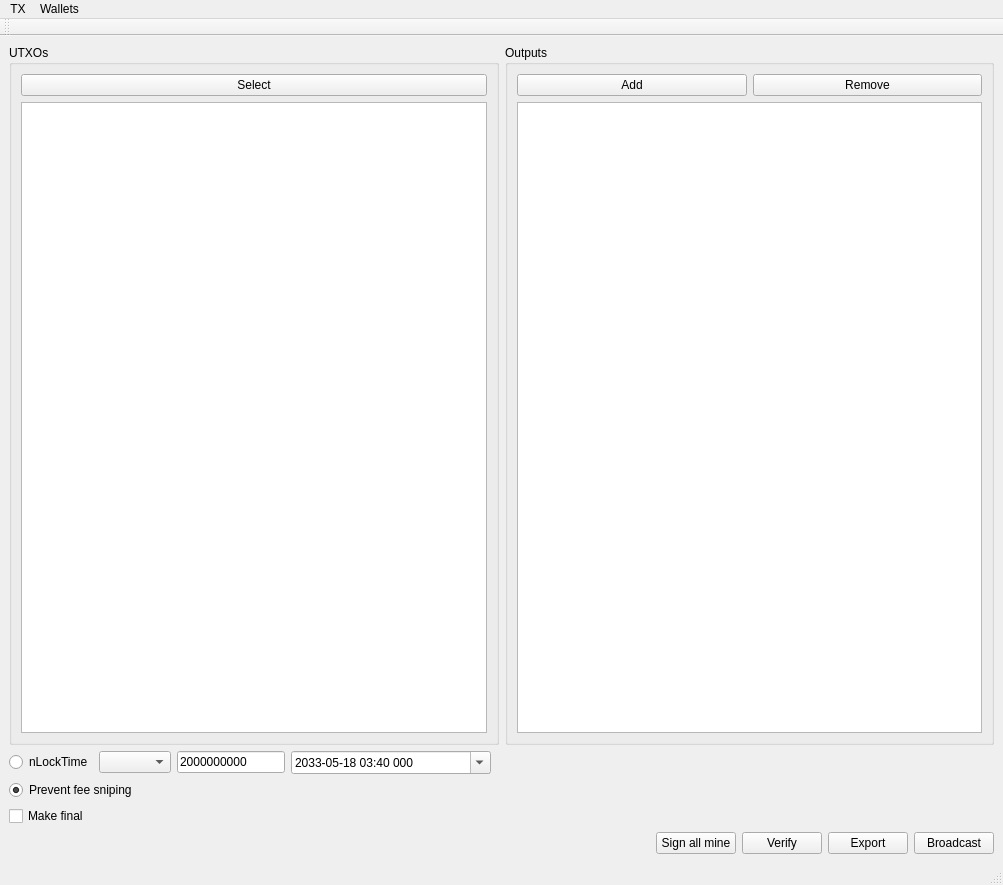
This is ui/mainwindow.ui in gbizzotto/ourWallet as Qt 5 draws it before an edit. The edited form follows.
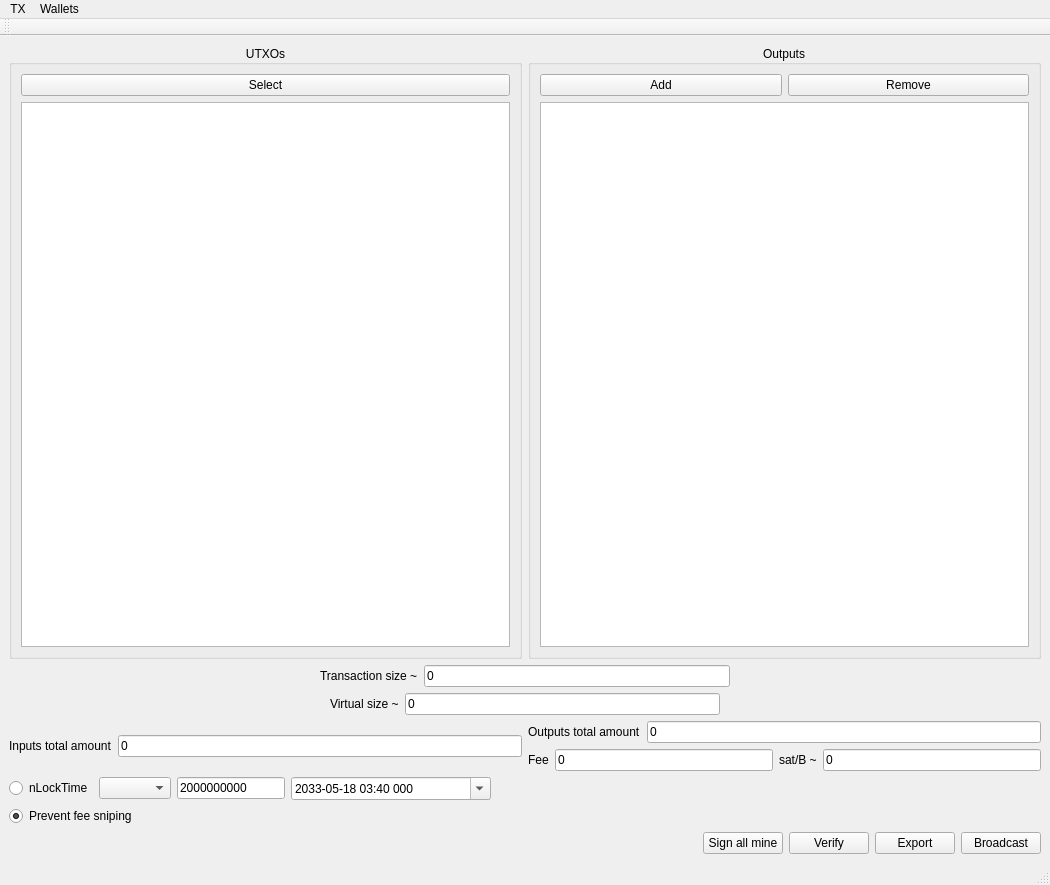
This is the edited form.

What changed in the file:
```diff
--- a/ui/mainwindow.ui
+++ b/ui/mainwindow.ui
@@ -6,7 +6,7 @@
    <rect>
     <x>0</x>
     <y>0</y>
-    <width>1003</width>
+    <width>1050</width>
     <height>885</height>
    </rect>
   </property>
@@ -24,6 +24,9 @@
           <property name="title">
            <string>UTXOs</string>
           </property>
+          <property name="alignment">
+           <set>Qt::AlignCenter</set>
+          </property>
           <layout class="QVBoxLayout" name="verticalLayout_4">
            <item>
             <widget class="QPushButton" name="selectUTXOsPushButton">
@@ -34,6 +37,15 @@
            </item>
            <item>
             <widget class="QTableWidget" name="UTXOsTableWidget">
+             <property name="sizePolicy">
+              <sizepolicy hsizetype="Expanding" vsizetype="Expanding">
+               <horstretch>0</horstretch>
+               <verstretch>0</verstretch>
+              </sizepolicy>
+             </property>
+             <property name="sizeAdjustPolicy">
+              <enum>QAbstractScrollArea::AdjustIgnored</enum>
+             </property>
              <property name="editTriggers">
               <set>QAbstractItemView::NoEditTriggers</set>
              </property>
@@ -43,6 +55,15 @@
              <property name="selectionMode">
               <enum>QAbstractItemView::MultiSelection</enum>
              </property>
+             <property name="selectionBehavior">
+              <enum>QAbstractItemView::SelectRows</enum>
+             </property>
+             <attribute name="horizontalHeaderStretchLastSection">
+              <bool>true</bool>
+             </attribute>
+             <attribute name="verticalHeaderVisible">
+              <bool>false</bool>
+             </attribute>
             </widget>
            </item>
           </layout>
@@ -53,6 +74,9 @@
           <property name="title">
            <string>Outputs</string>
           </property>
+          <property name="alignment">
+           <set>Qt::AlignCenter</set>
+          </property>
           <property name="flat">
            <bool>false</bool>
           </property>
@@ -79,10 +103,25 @@
             </layout>
            </item>
            <item>
-            <widget class="QListWidget" name="outputsListWidget">
+            <widget class="QTableWidget" name="outputsTableWidget">
+             <property name="sizePolicy">
+              <sizepolicy hsizetype="Expanding" vsizetype="Expanding">
+               <horstretch>0</horstretch>
+               <verstretch>0</verstretch>
+              </sizepolicy>
+             </property>
              <property name="alternatingRowColors">
               <bool>true</bool>
              </property>
+             <property name="selectionBehavior">
+              <enum>QAbstractItemView::SelectRows</enum>
+             </property>
+             <attribute name="horizontalHeaderStretchLastSection">
+              <bool>true</bool>
+             </attribute>
+             <attribute name="verticalHeaderVisible">
+              <bool>false</bool>
+             </attribute>
             </widget>
            </item>
           </layout>
@@ -90,6 +129,176 @@
         </item>
        </layout>
       </item>
+      <item>
+       <layout class="QHBoxLayout" name="horizontalLayout_9">
+        <item>
+         <widget class="QWidget" name="widget_4" native="true">
+          <property name="sizePolicy">
+           <sizepolicy hsizetype="Expanding" vsizetype="Preferred">
+            <horstretch>0</horstretch>
+            <verstretch>0</verstretch>
+           </sizepolicy>
+          </property>
+         </widget>
+        </item>
+        <item>
+         <widget class="QLabel" name="label_5">
+          <property name="text">
+           <string>Transaction size ~</string>
+          </property>
+         </widget>
+        </item>
+        <item>
+         <widget class="QLineEdit" name="lineEdit_5">
+          <property name="text">
+           <string>0</string>
+          </property>
+          <property name="readOnly">
+           <bool>true</bool>
+          </property>
+         </widget>
+        </item>
+        <item>
+         <widget class="QWidget" name="widget_3" native="true">
+          <property name="sizePolicy">
+           <sizepolicy hsizetype="Expanding" vsizetype="Preferred">
+            <horstretch>0</horstretch>
+            <verstretch>0</verstretch>
+           </sizepolicy>
+          </property>
+         </widget>
+        </item>
+       </layout>
+      </item>
+      <item>
+       <layout class="QHBoxLayout" name="horizontalLayout_10">
+        <item>
+         <widget class="QWidget" name="widget_5" native="true">
+          <property name="sizePolicy">
+           <sizepolicy hsizetype="Expanding" vsizetype="Preferred">
+            <horstretch>0</horstretch>
+            <verstretch>0</verstretch>
+           </sizepolicy>
+          </property>
+         </widget>
+        </item>
+        <item>
+         <widget class="QLabel" name="label_6">
+          <property name="text">
+           <string>Virtual size ~</string>
+          </property>
+         </widget>
+        </item>
+        <item>
+         <widget class="QLineEdit" name="lineEdit_6">
+          <property name="text">
+           <string>0</string>
+          </property>
+          <property name="readOnly">
+           <bool>true</bool>
+          </property>
+         </widget>
+        </item>
+        <item>
+         <widget class="QWidget" name="widget_6" native="true">
+          <property name="sizePolicy">
+           <sizepolicy hsizetype="Expanding" vsizetype="Preferred">
+            <horstretch>0</horstretch>
+            <verstretch>0</verstretch>
+           </sizepolicy>
+          </property>
+         </widget>
+        </item>
+       </layout>
+      </item>
+      <item>
+       <layout class="QHBoxLayout" name="horizontalLayout_5">
+        <item>
+         <layout class="QHBoxLayout" name="horizontalLayout_8">
+          <item>
+           <widget class="QLabel" name="label">
+            <property name="text">
+             <string>Inputs total amount</string>
+            </property>
+           </widget>
+          </item>
+          <item>
+           <widget class="QLineEdit" name="inputSumEdit">
+            <property name="text">
+             <string>0</string>
+            </property>
+            <property name="readOnly">
+             <bool>true</bool>
+            </property>
+           </widget>
+          </item>
+         </layout>
+        </item>
+        <item>
+         <layout class="QVBoxLayout" name="verticalLayout">
+          <item>
+           <layout class="QHBoxLayout" name="horizontalLayout_7">
+            <item>
+             <widget class="QLabel" name="label_3">
+              <property name="text">
+               <string>Outputs total amount</string>
+              </property>
+             </widget>
+            </item>
+            <item>
+             <widget class="QLineEdit" name="outputSumEdit">
+              <property name="text">
+               <string>0</string>
+              </property>
+              <property name="readOnly">
+               <bool>true</bool>
+              </property>
+             </widget>
+            </item>
+           </layout>
+          </item>
+          <item>
+           <layout class="QHBoxLayout" name="horizontalLayout_6">
+            <item>
+             <widget class="QLabel" name="label_2">
+              <property name="text">
+               <string>Fee</string>
+              </property>
+             </widget>
+            </item>
+            <item>
+             <widget class="QLineEdit" name="feeEdit">
+              <property name="text">
+               <string>0</string>
+              </property>
+              <property name="readOnly">
+               <bool>true</bool>
+              </property>
+             </widget>
+            </item>
+            <item>
+             <widget class="QLabel" name="label_4">
+              <property name="text">
+               <string>sat/B ~</string>
+              </property>
+             </widget>
+            </item>
+            <item>
+             <widget class="QLineEdit" name="lineEdit_4">
+              <property name="text">
+               <string>0</string>
+              </property>
+              <property name="readOnly">
+               <bool>true</bool>
+              </property>
+             </widget>
+            </item>
+           </layout>
+          </item>
+         </layout>
+        </item>
+       </layout>
+      </item>
       <item>
        <layout class="QGridLayout" name="gridLayout">
         <item row="0" column="4">
@@ -172,16 +381,6 @@
         </property>
        </widget>
       </item>
-      <item>
-       <widget class="QCheckBox" name="RBFCheckBox">
-        <property name="text">
-         <string>Make final</string>
-        </property>
-        <property name="checked">
-         <bool>false</bool>
-        </property>
-       </widget>
-      </item>
       <item>
        <layout class="QHBoxLayout" name="horizontalLayout_3">
         <item>
@@ -233,7 +432,7 @@
     <rect>
      <x>0</x>
      <y>0</y>
-     <width>1003</width>
+     <width>1050</width>
      <height>21</height>
     </rect>
    </property>
```
